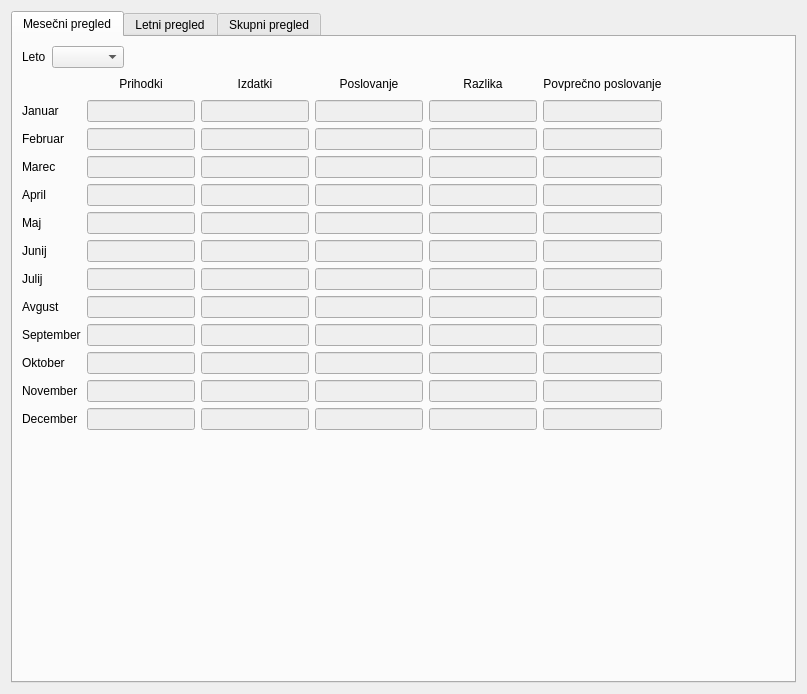
Before: the Qt Designer form wid_poslovanje.ui in bubi-luka/BubiRacun, drawn with Qt 5.
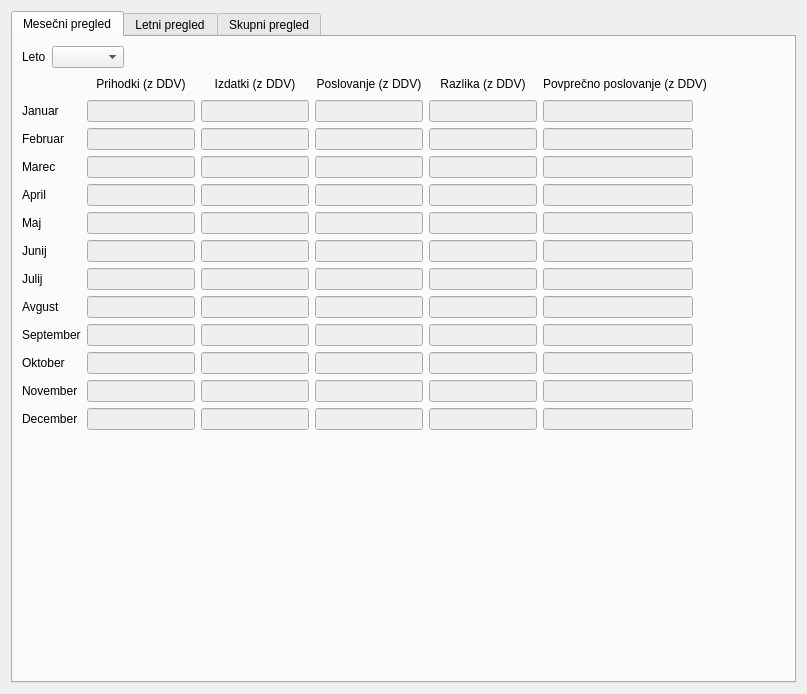
After: the same form once the commit is applied. The open tabs and pages were chosen to show the change.

What changed in the file:
```diff
--- a/wid_poslovanje.ui
+++ b/wid_poslovanje.ui
@@ -112,7 +112,7 @@
          <item row="0" column="3">
           <widget class="QLabel" name="label_15">
            <property name="text">
-            <string>Poslovanje</string>
+            <string>Poslovanje (z DDV)</string>
            </property>
            <property name="alignment">
             <set>Qt::AlignCenter</set>
@@ -150,7 +150,7 @@
          <item row="0" column="2">
           <widget class="QLabel" name="label">
            <property name="text">
-            <string>Izdatki</string>
+            <string>Izdatki (z DDV)</string>
            </property>
            <property name="alignment">
             <set>Qt::AlignCenter</set>
@@ -160,7 +160,7 @@
          <item row="0" column="1">
           <widget class="QLabel" name="label_2">
            <property name="text">
-            <string>Prihodki</string>
+            <string>Prihodki (z DDV)</string>
            </property>
            <property name="alignment">
             <set>Qt::AlignCenter</set>
@@ -170,7 +170,7 @@
          <item row="0" column="4">
           <widget class="QLabel" name="label_16">
            <property name="text">
-            <string>Razlika</string>
+            <string>Razlika (z DDV)</string>
            </property>
            <property name="alignment">
             <set>Qt::AlignCenter</set>
@@ -180,7 +180,7 @@
          <item row="0" column="5">
           <widget class="QLabel" name="label_17">
            <property name="text">
-            <string>Povprečno poslovanje</string>
+            <string>Povprečno poslovanje (z DDV)</string>
            </property>
            <property name="alignment">
             <set>Qt::AlignCenter</set>
```
Left out of the diff: 10 changed lines with no effect on the pictures.
